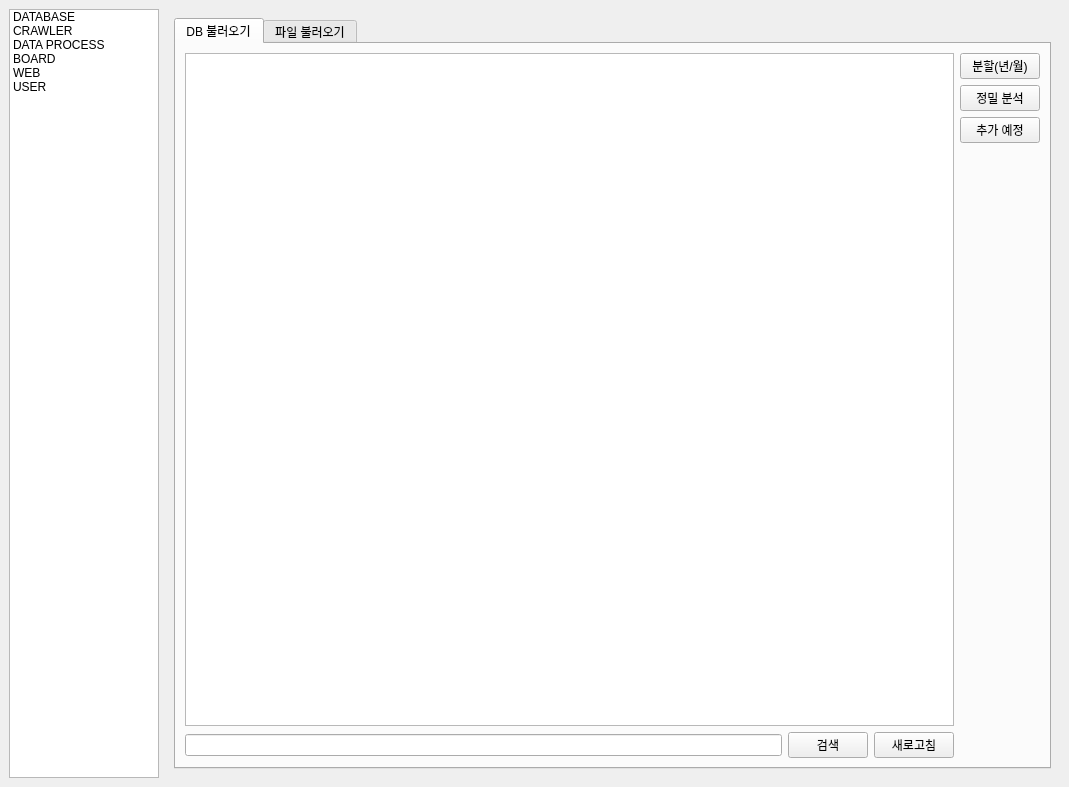
Qt form MANAGER/BIGMACLAB_MANAGER_GUI.ui (yojun313/knpu) before a commit.
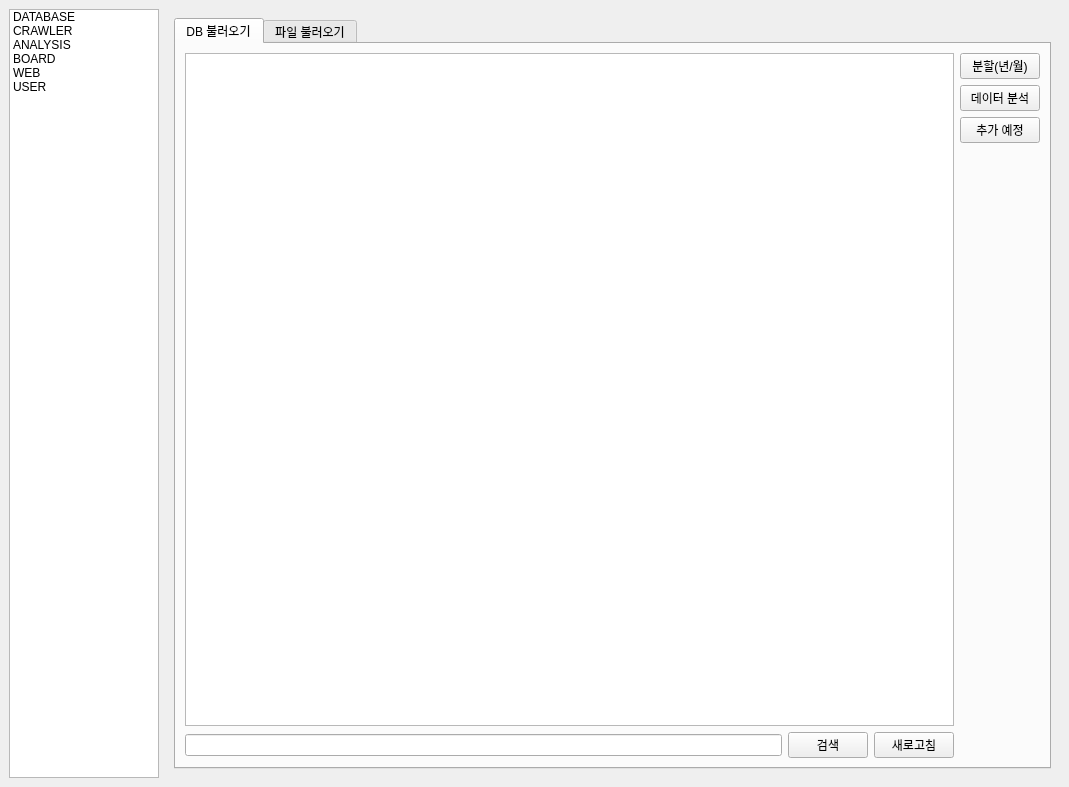
The same form after that commit. The open tabs and pages were chosen to show the change.

```diff
--- a/MANAGER/BIGMACLAB_MANAGER_GUI.ui
+++ b/MANAGER/BIGMACLAB_MANAGER_GUI.ui
@@ -41,7 +41,7 @@
       </item>
       <item>
        <property name="text">
-        <string>DATA PROCESS</string>
+        <string>ANALYSIS</string>
        </property>
       </item>
       <item>
@@ -214,7 +214,7 @@
                 <item>
                  <widget class="QPushButton" name="dataprocess_tab1_analysis_button">
                   <property name="text">
-                   <string>정밀 분석</string>
+                   <string>데이터 분석</string>
                   </property>
                  </widget>
                 </item>
```
Left out of the diff: 4 changed lines with no effect on the pictures.
